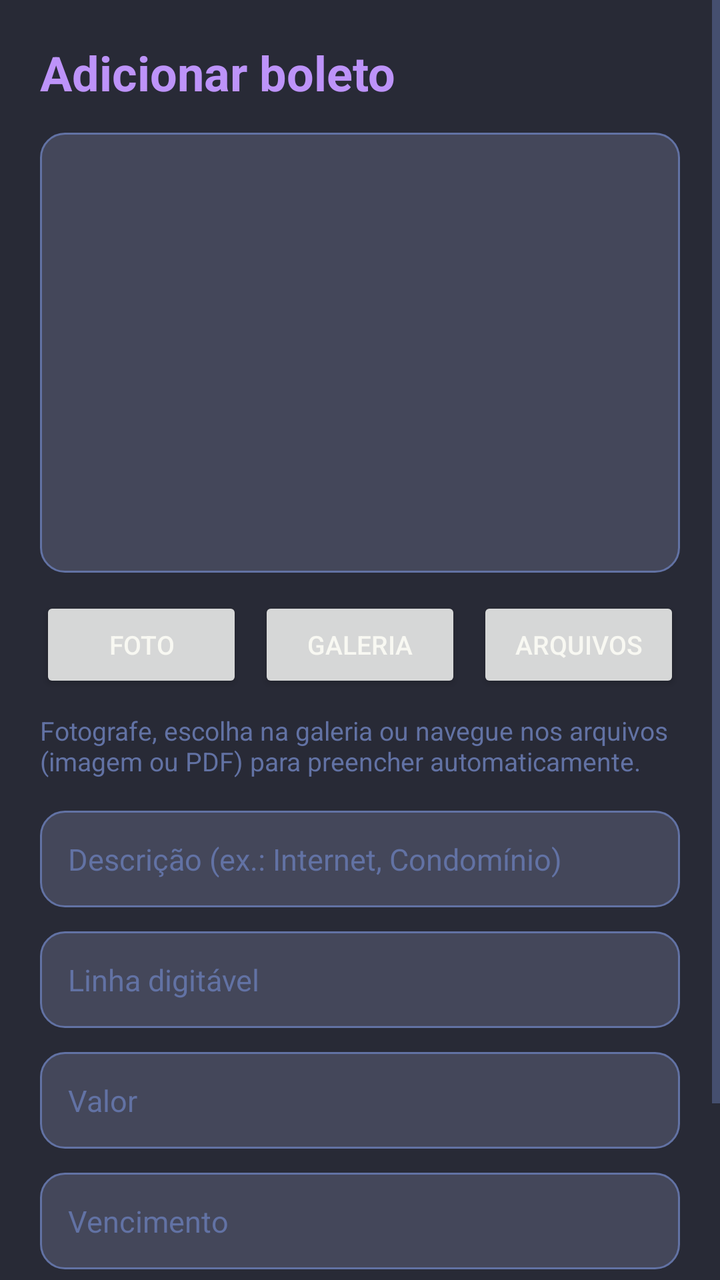
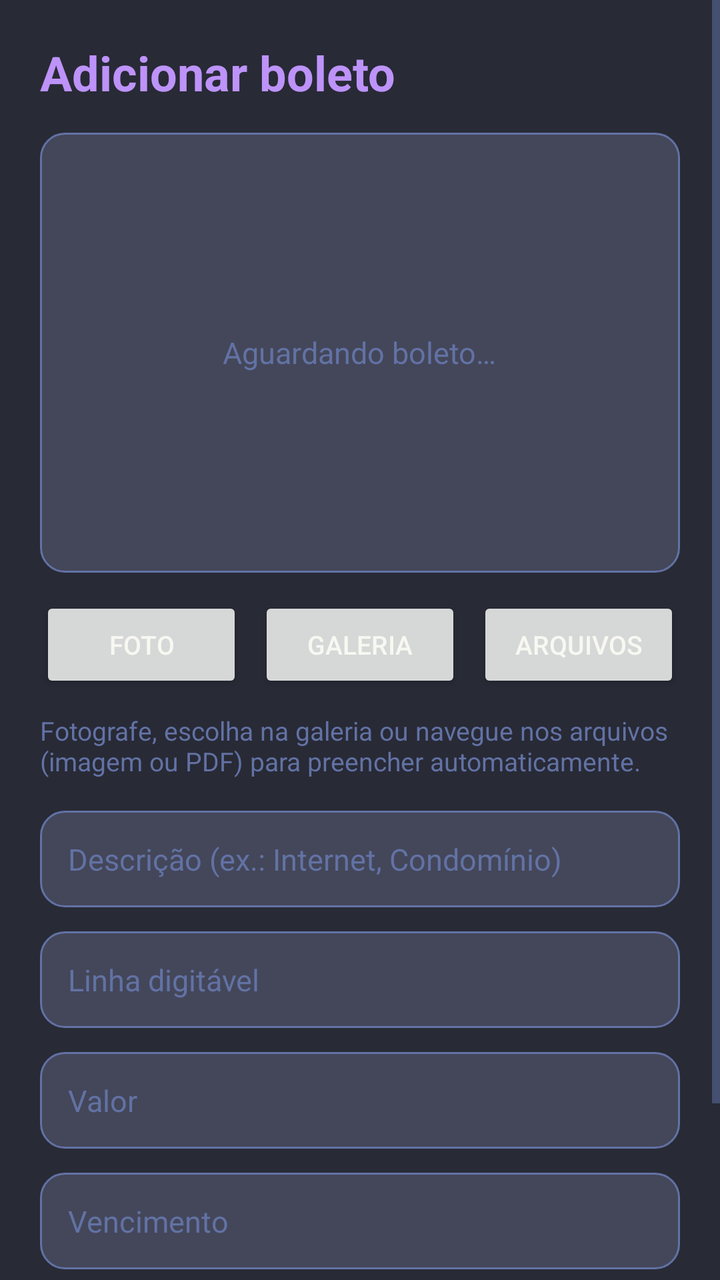

An Android layout rendered at two revisions. The XML below is the earlier revision; the diff shows what the commit changed to produce the second picture.
<!-- AndroidManifest.xml: application theme Theme.AssistPro -->
<!-- res/layout/activity_add.xml -->
<?xml version="1.0" encoding="utf-8"?>
<FrameLayout xmlns:android="http://schemas.android.com/apk/res/android"
    android:layout_width="match_parent"
    android:layout_height="match_parent"
    android:background="@color/dracula_bg">

    <ScrollView
        android:layout_width="match_parent"
        android:layout_height="match_parent"
        android:fillViewport="true">

    <LinearLayout
        android:layout_width="match_parent"
        android:layout_height="wrap_content"
        android:orientation="vertical"
        android:padding="20dp">

        <LinearLayout
            android:layout_width="match_parent"
            android:layout_height="wrap_content"
            android:gravity="center_vertical"
            android:orientation="horizontal">

            <TextView
                android:id="@+id/titulo_add"
                android:layout_width="0dp"
                android:layout_height="wrap_content"
                android:layout_weight="1"
                android:text="@string/adicionar"
                android:textColor="@color/dracula_purple"
                android:textSize="24sp"
                android:textStyle="bold" />

            <ImageButton
                android:id="@+id/btn_dev"
                android:layout_width="48dp"
                android:layout_height="48dp"
                android:background="?attr/selectableItemBackgroundBorderless"
                android:contentDescription="@string/capturar_checkpoint"
                android:src="@drawable/ic_bug"
                android:visibility="gone" />
        </LinearLayout>

        <ImageView
            android:id="@+id/preview"
            android:layout_width="match_parent"
            android:layout_height="220dp"
            android:layout_marginTop="14dp"
            android:background="@drawable/bg_input"
            android:contentDescription="Imagem do boleto"
            android:padding="6dp"
            android:scaleType="centerInside" />

        <LinearLayout
            android:layout_width="match_parent"
            android:layout_height="wrap_content"
            android:layout_marginTop="12dp"
            android:orientation="horizontal">

            <Button
                android:id="@+id/btn_foto"
                android:layout_width="0dp"
                android:layout_height="wrap_content"
                android:layout_marginEnd="4dp"
                android:layout_weight="1"
                android:insetLeft="0dp"
                android:insetRight="0dp"
                android:text="@string/tirar_foto"
                android:textSize="13sp" />

            <Button
                android:id="@+id/btn_galeria"
                android:layout_width="0dp"
                android:layout_height="wrap_content"
                android:layout_marginStart="4dp"
                android:layout_marginEnd="4dp"
                android:layout_weight="1"
                android:insetLeft="0dp"
                android:insetRight="0dp"
                android:text="@string/galeria"
                android:textSize="13sp" />

            <Button
                android:id="@+id/btn_arquivos"
                android:layout_width="0dp"
                android:layout_height="wrap_content"
                android:layout_marginStart="4dp"
                android:layout_weight="1"
                android:insetLeft="0dp"
                android:insetRight="0dp"
                android:text="@string/arquivos"
                android:textSize="13sp" />
        </LinearLayout>

        <TextView
            android:id="@+id/status"
            android:layout_width="match_parent"
            android:layout_height="wrap_content"
            android:layout_marginTop="10dp"
            android:text="Fotografe, escolha na galeria ou navegue nos arquivos (imagem ou PDF) para preencher automaticamente."
            android:textColor="@color/dracula_comment"
            android:textSize="13sp" />

        <EditText
            android:id="@+id/campo_descricao"
            style="@style/CampoTexto"
            android:layout_width="match_parent"
            android:layout_height="wrap_content"
            android:layout_marginTop="16dp"
            android:hint="@string/descricao"
            android:inputType="textCapSentences"
            android:importantForAutofill="no" />

        <EditText
            android:id="@+id/campo_linha"
            style="@style/CampoTexto"
            android:layout_width="match_parent"
            android:layout_height="wrap_content"
            android:layout_marginTop="12dp"
            android:hint="@string/linha_digitavel"
            android:inputType="number"
            android:importantForAutofill="no" />

        <EditText
            android:id="@+id/campo_valor"
            style="@style/CampoTexto"
            android:layout_width="match_parent"
            android:layout_height="wrap_content"
            android:layout_marginTop="12dp"
            android:hint="@string/valor"
            android:inputType="numberDecimal"
            android:importantForAutofill="no" />

        <EditText
            android:id="@+id/campo_vencimento"
            style="@style/CampoTexto"
            android:layout_width="match_parent"
            android:layout_height="wrap_content"
            android:layout_marginTop="12dp"
            android:clickable="true"
            android:cursorVisible="false"
            android:focusable="false"
            android:hint="@string/vencimento"
            android:importantForAutofill="no"
            android:inputType="none" />

        <Button
            android:id="@+id/btn_salvar"
            android:layout_width="match_parent"
            android:layout_height="wrap_content"
            android:layout_marginTop="20dp"
            android:layout_marginBottom="20dp"
            android:text="@string/salvar" />

    </LinearLayout>
</ScrollView>

    <include layout="@layout/view_carregando" />

</FrameLayout>
<!-- res/layout/view_carregando.xml (included above) -->
<?xml version="1.0" encoding="utf-8"?>
<FrameLayout xmlns:android="http://schemas.android.com/apk/res/android"
    xmlns:app="http://schemas.android.com/apk/res-auto"
    android:id="@+id/carregando"
    android:layout_width="match_parent"
    android:layout_height="match_parent"
    android:background="@color/dracula_bg"
    android:clickable="true"
    android:focusable="true"
    android:visibility="gone">

    <LinearLayout
        android:layout_width="wrap_content"
        android:layout_height="wrap_content"
        android:layout_gravity="center"
        android:gravity="center"
        android:orientation="vertical">

        <com.google.android.material.progressindicator.CircularProgressIndicator
            android:layout_width="wrap_content"
            android:layout_height="wrap_content"
            app:indicatorColor="@color/dracula_purple"
            app:trackColor="@color/dracula_current" />

        <TextView
            android:layout_width="wrap_content"
            android:layout_height="wrap_content"
            android:layout_marginTop="16dp"
            android:text="@string/carregando"
            android:textColor="@color/dracula_comment"
            android:textSize="14sp" />
    </LinearLayout>

</FrameLayout>
<!-- resources referenced by this layout -->
<resources>
  <color name="dracula_bg">#282A36</color>
  <color name="dracula_comment">#6272A4</color>
  <color name="dracula_current">#44475A</color>
  <color name="dracula_purple">#BD93F9</color>
  <!-- drawable bg_input (drawable) -->
  <?xml version="1.0" encoding="utf-8"?>
  <shape xmlns:android="http://schemas.android.com/apk/res/android"
      android:shape="rectangle">
      <solid android:color="@color/dracula_current" />
      <corners android:radius="12dp" />
      <stroke android:width="1dp" android:color="@color/dracula_comment" />
  </shape>
  <!-- drawable ic_bug (drawable) -->
  <vector xmlns:android="http://schemas.android.com/apk/res/android"
      android:width="24dp"
      android:height="24dp"
      android:viewportWidth="24"
      android:viewportHeight="24">
      <path
          android:fillColor="@color/dracula_orange"
          android:pathData="M20,8h-2.81c-0.45,-0.78 -1.07,-1.45 -1.82,-1.96L17,4.41L15.59,3l-2.17,2.17C12.96,5.06 12.49,5 12,5s-0.96,0.06 -1.41,0.17L8.41,3L7,4.41l1.62,1.63C7.88,6.55 7.26,7.22 6.81,8H4v2h2.09c-0.05,0.33 -0.09,0.66 -0.09,1v1H4v2h2v1c0,0.34 0.04,0.67 0.09,1H4v2h2.81c1.04,1.79 2.97,3 5.19,3s4.15,-1.21 5.19,-3H20v-2h-2.09c0.05,-0.33 0.09,-0.66 0.09,-1v-1h2v-2h-2v-1c0,-0.34 -0.04,-0.67 -0.09,-1H20V8zM14,17h-4v-2h4v2zM14,13h-4v-2h4v2z" />
  </vector>
  <string name="adicionar">Adicionar boleto</string>
  <string name="arquivos">Arquivos</string>
  <string name="capturar_checkpoint">Salvar checkpoint</string>
  <string name="carregando">Carregando…</string>
  <string name="descricao">Descrição (ex.: Internet, Condomínio)</string>
  <string name="galeria">Galeria</string>
  <string name="linha_digitavel">Linha digitável</string>
  <string name="salvar">Salvar boleto</string>
  <string name="tirar_foto">Foto</string>
  <string name="valor">Valor</string>
  <string name="vencimento">Vencimento</string>
  <style name="CampoTexto">
          <item name="android:background">@drawable/bg_input</item>
          <item name="android:textColor">@color/dracula_fg</item>
          <item name="android:textColorHint">@color/dracula_comment</item>
          <item name="android:textSize">15sp</item>
          <item name="android:padding">14dp</item>
          <item name="android:minHeight">48dp</item>
      </style>
  <style name="Theme.AssistPro" parent="Theme.Material3.DayNight.NoActionBar">
          <item name="colorPrimary">@color/dracula_purple</item>
          <item name="colorOnPrimary">@color/dracula_bg</item>
          <item name="colorPrimaryContainer">@color/dracula_current</item>
          <item name="colorOnPrimaryContainer">@color/dracula_fg</item>
          <item name="colorSecondary">@color/dracula_pink</item>
          <item name="colorOnSecondary">@color/dracula_bg</item>
          <item name="colorTertiary">@color/dracula_cyan</item>
          <item name="android:colorBackground">@color/dracula_bg</item>
          <item name="colorSurface">@color/dracula_current</item>
          <item name="colorOnSurface">@color/dracula_fg</item>
          <item name="colorSurfaceVariant">@color/dracula_current</item>
          <item name="colorOnSurfaceVariant">@color/dracula_comment</item>
          <item name="colorOutline">@color/dracula_comment</item>
          <item name="colorError">@color/dracula_red</item>
          <item name="android:statusBarColor">@color/dracula_bg</item>
          <item name="android:navigationBarColor">@color/dracula_bg</item>
          <item name="android:windowLightStatusBar">false</item>
          <item name="android:textColorPrimary">@color/dracula_fg</item>
          <item name="android:textColorSecondary">@color/dracula_comment</item>
      </style>
  <color name="dracula_orange">#FFB86C</color>
  <color name="dracula_fg">#F8F8F2</color>
  <color name="dracula_pink">#FF79C6</color>
  <color name="dracula_cyan">#8BE9FD</color>
  <color name="dracula_red">#FF5555</color>
</resources>

<!-- the commit's change to res/layout/activity_add.xml (unified diff, before → after) -->
@@ -41,15 +41,30 @@
                 android:visibility="gone" />
         </LinearLayout>
 
-        <ImageView
-            android:id="@+id/preview"
+        <FrameLayout
             android:layout_width="match_parent"
             android:layout_height="220dp"
             android:layout_marginTop="14dp"
-            android:background="@drawable/bg_input"
-            android:contentDescription="Imagem do boleto"
-            android:padding="6dp"
-            android:scaleType="centerInside" />
+            android:background="@drawable/bg_input">
+
+            <ImageView
+                android:id="@+id/preview"
+                android:layout_width="match_parent"
+                android:layout_height="match_parent"
+                android:contentDescription="Imagem do boleto"
+                android:padding="6dp"
+                android:scaleType="centerInside" />
+
+            <TextView
+                android:id="@+id/preview_dica"
+                android:layout_width="wrap_content"
+                android:layout_height="wrap_content"
+                android:layout_gravity="center"
+                android:gravity="center"
+                android:text="@string/aguardando_boleto"
+                android:textColor="@color/dracula_comment"
+                android:textSize="15sp" />
+        </FrameLayout>
 
         <LinearLayout
             android:layout_width="match_parent"
<!-- resource entries referenced after the edit -->
@@ -23,6 +23,7 @@
           android:pathData="M20,8h-2.81c-0.45,-0.78 -1.07,-1.45 -1.82,-1.96L17,4.41L15.59,3l-2.17,2.17C12.96,5.06 12.49,5 12,5s-0.96,0.06 -1.41,0.17L8.41,3L7,4.41l1.62,1.63C7.88,6.55 7.26,7.22 6.81,8H4v2h2.09c-0.05,0.33 -0.09,0.66 -0.09,1v1H4v2h2v1c0,0.34 0.04,0.67 0.09,1H4v2h2.81c1.04,1.79 2.97,3 5.19,3s4.15,-1.21 5.19,-3H20v-2h-2.09c0.05,-0.33 0.09,-0.66 0.09,-1v-1h2v-2h-2v-1c0,-0.34 -0.04,-0.67 -0.09,-1H20V8zM14,17h-4v-2h4v2zM14,13h-4v-2h4v2z" />
   </vector>
   <string name="adicionar">Adicionar boleto</string>
+  <string name="aguardando_boleto">Aguardando boleto…</string>
   <string name="arquivos">Arquivos</string>
   <string name="capturar_checkpoint">Salvar checkpoint</string>
   <string name="carregando">Carregando…</string>
